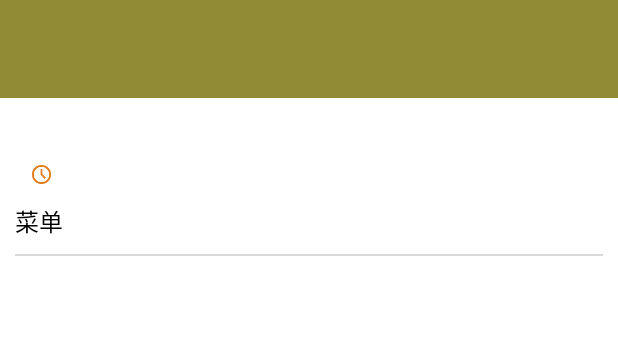
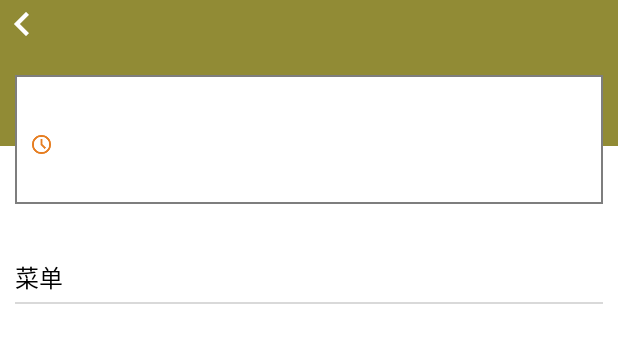
Before and after one commit to g-chameleon/AndroidFoodTakeout, an Android app: the layout activity_shop_detail.xml on its own in the app's theme, with its tools: preview values and no code run, on a phone screen of 412 x 824 dp. Shown: the top 343 px of the screen. Run offline under Robolectric (Android 15) with nearby library versions, the phone set to English and light mode, and no system bars.

Commit message:
主頁商家界面與餐點詳情界面完成

```diff
--- a/flashDrop/app/src/main/java/fcu/flashDrop/ShopDetailActivity.java
+++ b/flashDrop/app/src/main/java/fcu/flashDrop/ShopDetailActivity.java
@@ -32,6 +32,7 @@ public class ShopDetailActivity extends AppCompatActivity {
     ListView listView;
     FoodAdapter foodAdapter;
     private TextView textView;
+    private ImageView imageView;
 
     @Override
     protected void onCreate(Bundle savedInstanceState) {
@@ -45,6 +46,21 @@ public class ShopDetailActivity extends AppCompatActivity {
         int albumNo = intent.getIntExtra(MainActivity.ALBUM_NO,0);
 
         if(albumNo==0){
+            textView = (TextView)findViewById(R.id.tv_shop_name);
+            //使用setText()方法修改文本
+            textView.setText(R.string.tv_shop_name);
+
+            textView = (TextView)findViewById(R.id.tv_time);
+            //使用setText()方法修改文本
+            textView.setText(R.string.tv_time);
+
+            textView = (TextView)findViewById(R.id.tv_notice);
+            //使用setText()方法修改文本
+            textView.setText(R.string.tv_notice);
+
+
+            imageView = findViewById(R.id.iv_shop_pic);
+            imageView.setImageResource(R.drawable.kfc);
             for(int i=0; i<=2;i++){
                 ItemsDetail itemsdetail = new ItemsDetail(food_image[i],food_name[i],food_taste[i],food_sale[i],food_price[i]);
                 itemsDetailList.add(itemsdetail);
--- /dev/null
+++ b/flashDrop/app/src/main/res/drawable/underline.xml
@@ -0,0 +1,6 @@
+<?xml version="1.0" encoding="utf-8"?>
+<shape xmlns:android="http://schemas.android.com/apk/res/android" android:shape="rectangle" >
+    <solid android:color="#ffffff" />
+    <stroke android:width="1dp"
+        android:color="@color/color_gray"/>
+</shape>
--- a/flashDrop/app/src/main/res/layout/activity_shop_detail.xml
+++ b/flashDrop/app/src/main/res/layout/activity_shop_detail.xml
@@ -1,14 +1,24 @@
 <?xml version="1.0" encoding="utf-8"?>
 <FrameLayout
     xmlns:android="http://schemas.android.com/apk/res/android"
+    xmlns:app="http://schemas.android.com/apk/res-auto"
+    xmlns:tools="http://schemas.android.com/tools"
     android:layout_width="match_parent"
     android:layout_height="match_parent">
+
     <LinearLayout
         android:id="@+id/ll_intro"
         android:layout_width="match_parent"
         android:layout_height="match_parent"
         android:background="@color/shop_bg_color"
         android:orientation="vertical">
+
+        <ImageView
+            android:id="@+id/imageView6"
+            android:layout_width="wrap_content"
+            android:layout_height="wrap_content"
+            app:srcCompat="@drawable/go_back" />
+
         <LinearLayout
             android:layout_width="match_parent"
             android:layout_height="match_parent"
@@ -16,22 +26,89 @@
             android:background="@android:color/white"
             android:orientation="vertical"
             android:paddingTop="60dp">
+
             <TextView
                 android:layout_width="match_parent"
-                android:layout_height="wrap_content"
+                android:layout_height="74dp"
                 android:padding="10dp"
                 android:text="菜单"
                 android:textColor="@android:color/black"
-                android:textSize="16sp" />
+                android:textSize="16sp"
+                android:translationY="5dp" />
+
             <View
                 android:layout_width="match_parent"
                 android:layout_height="1dp"
                 android:layout_marginLeft="10dp"
                 android:layout_marginRight="10dp"
-                android:background="@color/light_gray" />
+                android:background="@color/light_gray"
+                android:translationY="-30dp" />
+
         </LinearLayout>
     </LinearLayout>
-    <include layout="@layout/shop_detail_head" />
+
+    <LinearLayout
+        android:layout_width="match_parent"
+        android:layout_height="wrap_content"
+        android:layout_marginLeft="10dp"
+        android:layout_marginTop="50dp"
+        android:layout_marginRight="10dp"
+        android:background="@drawable/underline"
+        android:orientation="vertical"
+        android:padding="10dp">
+
+        <TextView
+            android:id="@+id/tv_shop_name"
+            android:layout_width="match_parent"
+            android:layout_height="wrap_content"
+            android:textColor="@android:color/black"
+            android:textSize="18sp" />
+
+        <LinearLayout
+            android:layout_width="match_parent"
+            android:layout_height="wrap_content"
+            android:layout_marginTop="4dp"
+            android:background="@color/white"
+            android:orientation="horizontal">
+
+            <ImageView
+                android:layout_width="15dp"
+                android:layout_height="15dp"
+                android:layout_alignParentLeft="true"
+                android:scaleType="fitXY"
+                android:src="@drawable/clock_48" />
+
+            <TextView
+                android:id="@+id/tv_time"
+                android:layout_width="match_parent"
+                android:layout_height="wrap_content"
+                android:layout_marginLeft="4dp"
+                android:textColor="@color/color_gray"
+                android:textSize="12sp" />
+
+
+        </LinearLayout>
+        <TextView
+            android:id="@+id/tv_notice"
+            android:layout_width="match_parent"
+            android:layout_height="wrap_content"
+            android:layout_marginTop="4dp"
+            android:textColor="@color/color_gray"
+            android:textSize="12sp" />
+
+    </LinearLayout>
+
+    <ImageView
+        android:id="@+id/iv_shop_pic"
+        android:layout_width="60dp"
+        android:layout_height="60dp"
+        android:layout_alignParentRight="true"
+        android:layout_marginStart="25dp"
+        android:layout_marginTop="25dp"
+        android:layout_marginEnd="25dp"
+        android:layout_marginBottom="25dp"
+        android:scaleType="fitXY"
+        android:translationX="270dp" />
     <RelativeLayout
         android:layout_width="match_parent"
         android:layout_height="match_parent"
--- a/flashDrop/app/src/main/res/layout/shop_detail_head.xml
+++ b/flashDrop/app/src/main/res/layout/shop_detail_head.xml
@@ -52,7 +52,10 @@
         android:layout_width="60dp"
         android:layout_height="60dp"
         android:layout_alignParentRight="true"
-        android:layout_margin="25dp"
+        android:layout_marginStart="25dp"
+        android:layout_marginTop="25dp"
+        android:layout_marginEnd="25dp"
+        android:layout_marginBottom="25dp"
         android:scaleType="fitXY" />
 
 </RelativeLayout>
--- a/flashDrop/app/src/main/res/values/strings.xml
+++ b/flashDrop/app/src/main/res/values/strings.xml
@@ -16,5 +16,9 @@
     <string name="text2"> McDonald</string>
     <string name="text3"> pizza hut</string>
     <string name="text4"> Starbucks</string>
+    <string name="tv_shop_name"> 肯德基</string>
+    <string name="tv_time"> 配送約15-20分鐘</string>
+    <string name="tv_notice">公告：所有套餐全場九折優惠</string>
+    <string name="tv_title">店鋪詳情</string>
     <string name="tv_car_button">加入購物車</string>
 </resources>
```
